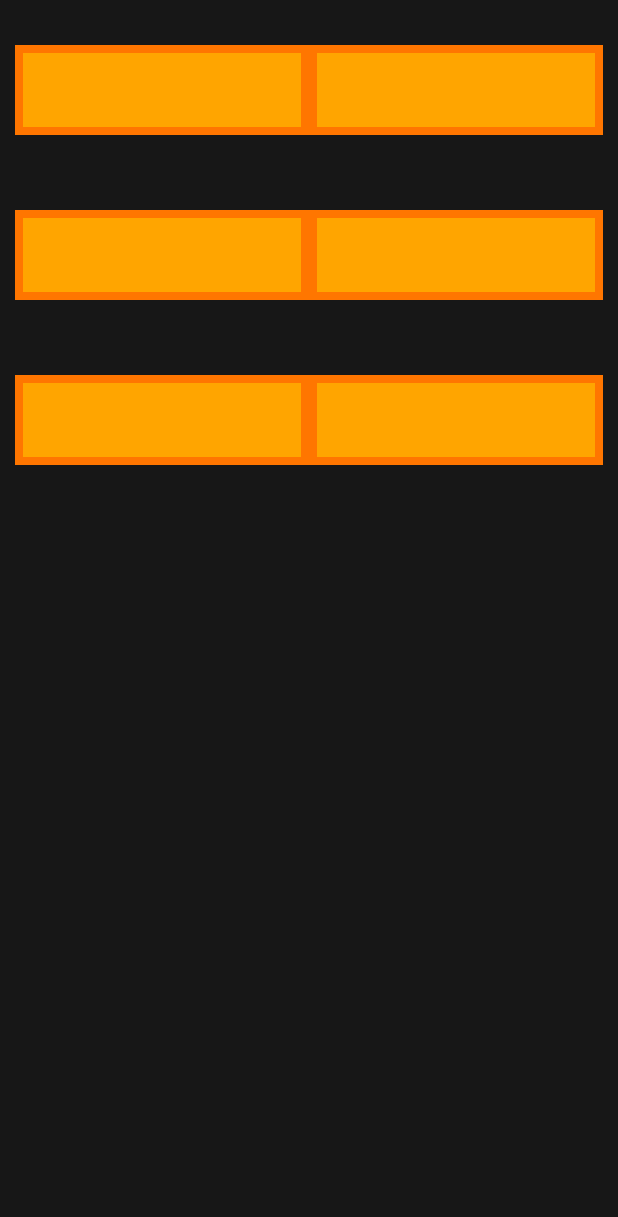
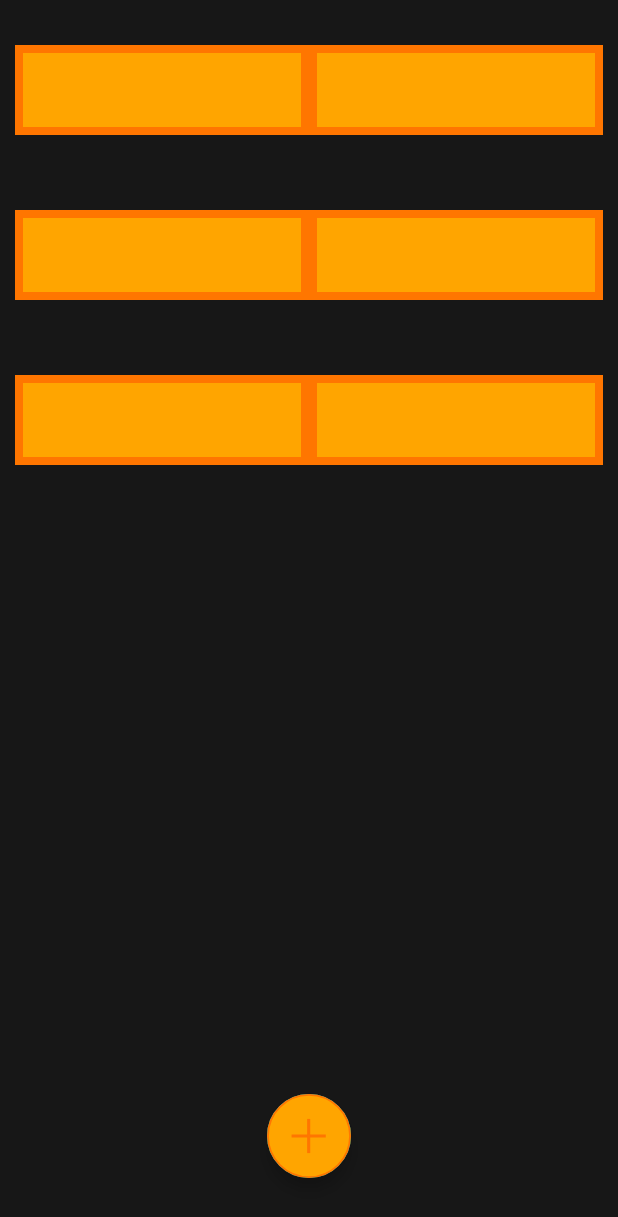
Before and after one commit to ArstaroV/Cardify, an Android app: the layout vocabulary_fragment.xml on its own in the app's theme, with its tools: preview values and no code run, on a phone screen of 412 x 824 dp. Shown: the top 1217 px of the screen. Run offline under Robolectric (Android 15) with nearby library versions, the phone set to English and light mode, and no system bars.

```diff
--- a/app/src/main/java/com/uselesscodeworks/cardify/data/VocabularyDao.kt
+++ b/app/src/main/java/com/uselesscodeworks/cardify/data/VocabularyDao.kt
@@ -10,8 +10,10 @@ interface VocabularyDao {
     fun addVocabulary(vocabel : Vocabulary)
     @Delete
     fun deleteVocabulary(vocabel : Vocabulary)
-    @Query("SELECT * FROM vocabulary_table ORDER BY vocabel_id ASC")
+    @Update
+    fun updateVocabulary(vocabel: Vocabulary)
+    @Query("SELECT * FROM vocabulary_table ORDER BY box_vocabel_id ASC")
     fun getAllVocabels(): LiveData<List<Vocabulary>>
-    @Query("SELECT * FROM vocabulary_table WHERE vocabel_id = :boxId")
+    @Query("SELECT * FROM vocabulary_table WHERE box_vocabel_id = :boxId")
     fun getVocabelsByBoxId(boxId : Int): LiveData<List<Vocabulary>>
 }
--- a/app/src/main/java/com/uselesscodeworks/cardify/views/BoxMainFragment.kt
+++ b/app/src/main/java/com/uselesscodeworks/cardify/views/BoxMainFragment.kt
@@ -46,7 +46,7 @@ class BoxMainFragment : Fragment(), RecyclerViewClickListener {
             it.adapter = BoxItemAdapter(boxes, this)}})
 
         fab.setOnClickListener { view ->
-                viewModel.AddBox()
+                viewModel.AddBox(Box("weiterer test"))
         }
     }
 
@@ -58,6 +58,6 @@ class BoxMainFragment : Fragment(), RecyclerViewClickListener {
     }
 
     override fun OnItemHold(view: View, box: Box) {
-        Toast.makeText(requireContext(), "HOLD WORKS", Toast.LENGTH_SHORT).show()
+        viewModel.deleteBox(box)
     }
 }
--- a/app/src/main/res/layout/vocabulary_fragment.xml
+++ b/app/src/main/res/layout/vocabulary_fragment.xml
@@ -13,4 +13,18 @@
         android:layout_width="match_parent"
         android:layout_height="match_parent"
         tools:listitem="@layout/vocabulary_item" />
+    <com.google.android.material.floatingactionbutton.FloatingActionButton
+        android:id="@+id/fab"
+        android:src="@drawable/circle"
+        app:maxImageSize="56dp"
+        android:layout_width="wrap_content"
+        android:layout_height="wrap_content"
+        android:layout_gravity="end|bottom"
+        android:contentDescription="addVocabulary"
+        app:layout_constraintBottom_toBottomOf="parent"
+        app:layout_constraintEnd_toEndOf="parent"
+        app:layout_constraintHorizontal_bias="0.5"
+        app:layout_constraintStart_toStartOf="parent"
+        app:layout_constraintTop_toTopOf="@+id/vocabulary_list"
+        app:layout_constraintVertical_bias="0.95" />
 </androidx.constraintlayout.widget.ConstraintLayout>
```
Also changed, not shown: app/src/main/java/com/uselesscodeworks/cardify/data/VocabularyRepository.kt (+8 -0 lines), app/src/main/java/com/uselesscodeworks/cardify/models/Vocabulary.kt (+16 -10 lines), app/src/main/java/com/uselesscodeworks/cardify/viewmodels/VocabularyViewModel.kt (+12 -0 lines), app/src/main/java/com/uselesscodeworks/cardify/views/VocabularyFragment.kt (+16 -2 lines), app/src/main/java/com/uselesscodeworks/cardify/views/adapters/VocabularyItemAdapter.kt (+11 -1 lines), app/src/main/java/com/uselesscodeworks/cardify/views/adapters/VocabularyRecyclerViewListener.kt (added, +7 -0 lines).
